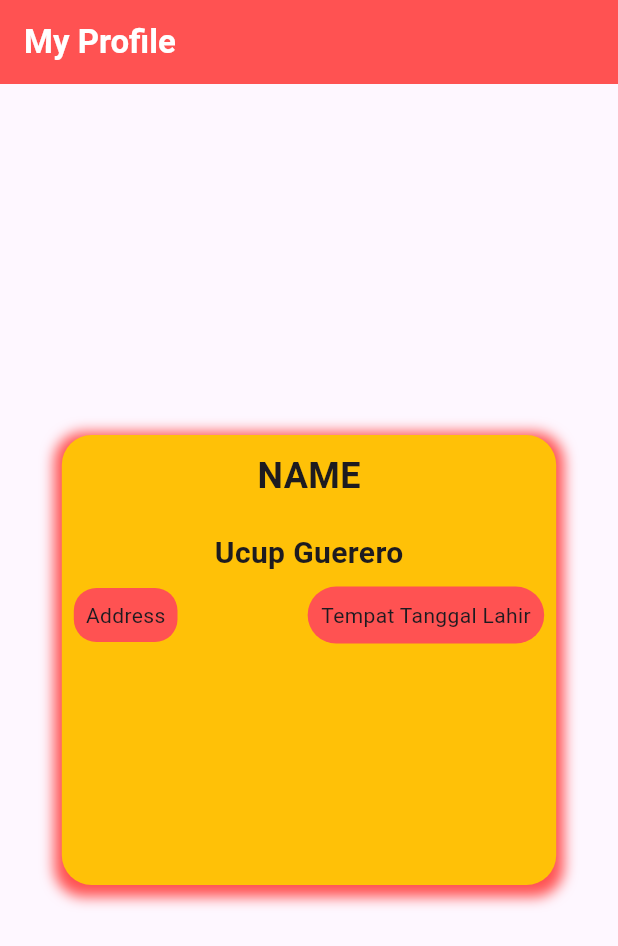
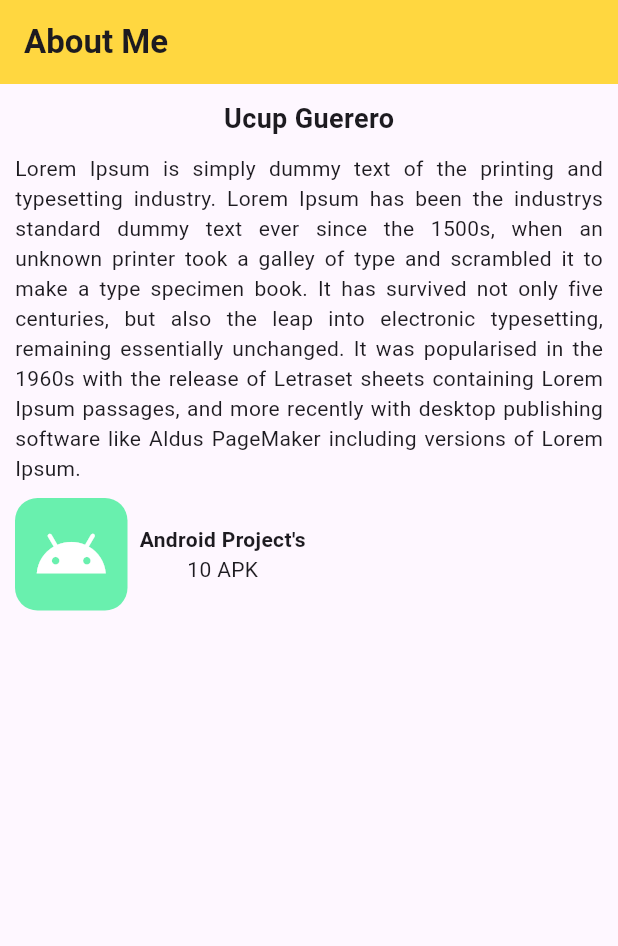
Before and after one commit to AqilAlt/flutter_profile_card, a Flutter app: the screen it shows after launch, on a phone screen of 412 x 824 dp. Shown: the top 946 px of the screen. Run offline on Flutter 3.47's test engine with Material 3 defaults, Android fonts, the phone set to English and light mode, and no system bars.

Commit message:
Belajar border

```diff
--- /dev/null
+++ b/lib/about-me.dart
@@ -0,0 +1,69 @@
+import 'package:flutter/material.dart';
+
+class AboutMe extends StatelessWidget {
+  const AboutMe({super.key});
+
+  @override
+  Widget build(BuildContext context) {
+    return Scaffold(
+      appBar: AppBar(
+        title: Text('About Me', style: TextStyle(fontWeight: FontWeight.bold),),
+        backgroundColor: Colors.amberAccent,
+      ),
+      body: Center(
+        child: Padding(
+          padding: const EdgeInsets.all(10.0),
+          child: Column(
+            children: <Widget>[
+              // Text Name
+              Text('Ucup Guerero', style: TextStyle(fontSize: 18, fontWeight: FontWeight.bold,),
+              ),
+              // Text size
+              SizedBox(
+                height: 10,
+              ),
+              Text('Lorem Ipsum is simply dummy text of the printing and typesetting industry. Lorem Ipsum has been the industrys standard dummy text ever since the 1500s, when an unknown printer took a galley of type and scrambled it to make a type specimen book. It has survived not only five centuries, but also the leap into electronic typesetting, remaining essentially unchanged. It was popularised in the 1960s with the release of Letraset sheets containing Lorem Ipsum passages, and more recently with desktop publishing software like Aldus PageMaker including versions of Lorem Ipsum.',style: TextStyle(), textAlign: TextAlign.justify,),
+              // Text space
+              SizedBox(
+                height: 10,
+              ),
+              // card container android
+              Container(
+                decoration: BoxDecoration(
+
+                ),
+                child: Row(
+                  children: <Widget>[
+                    Container(
+                      width: 75,
+                      height: 75,
+                      decoration: BoxDecoration(
+                        color: Colors.greenAccent,
+                        borderRadius: BorderRadius.circular(15),
+                      ),
+                      child: Icon(
+                        Icons.android,
+                        color: Colors.white,
+                        size: 50,
+                      ),
+                    ),
+                    Padding(
+                      padding: const EdgeInsets.all(8.0),
+                      child: Column(
+                        children: [
+                          Text('Android Project\'s', style: TextStyle(fontWeight: FontWeight.bold),
+                          ),
+                          Text("10 APK")
+                        ],
+                      ),
+                    ),
+                  ],
+                ),
+              )
+            ],
+          ),
+        ),
+      ),
+    );
+  }
+}
--- a/lib/main.dart
+++ b/lib/main.dart
@@ -1,5 +1,5 @@
 import 'package:flutter/material.dart';
-import 'package:flutter_application_1/profile.dart';
+import 'about-me.dart';
 
 void main() {
   runApp(MainPage());
@@ -11,7 +11,7 @@ class MainPage extends StatelessWidget {
   @override
   Widget build(BuildContext context) {
     return MaterialApp(
-      home: ProfileCard(),
+      home: AboutMe(),
       debugShowCheckedModeBanner: false,
       );
   }
```
Also changed, not shown: flutter_01.png (added).
